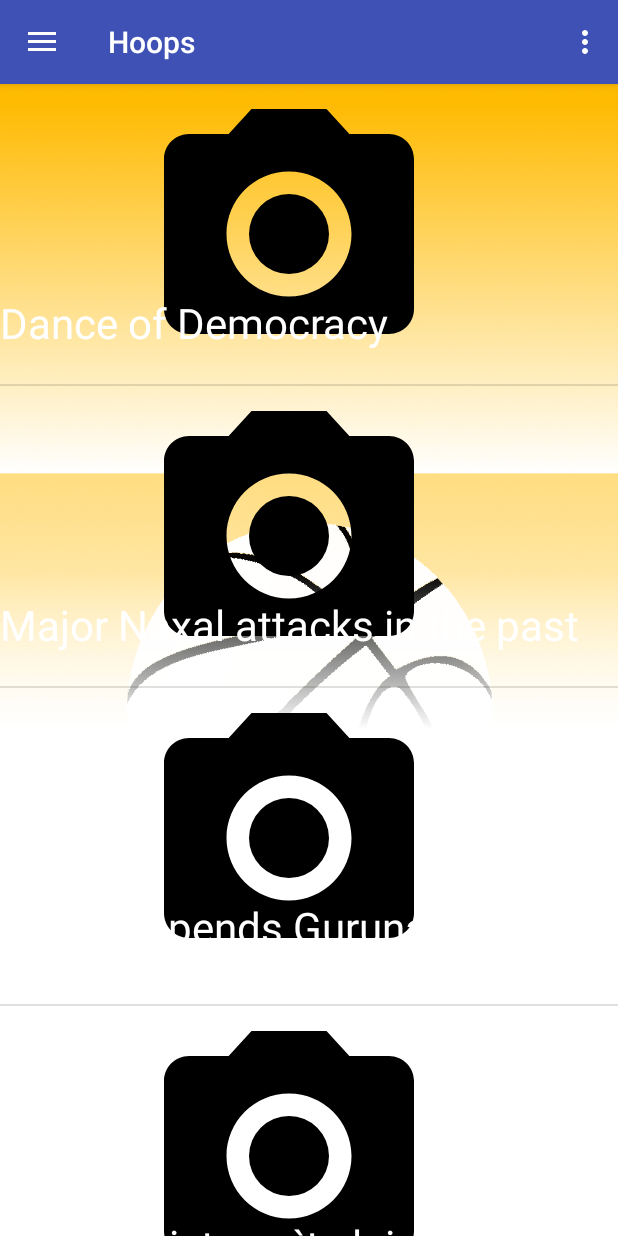
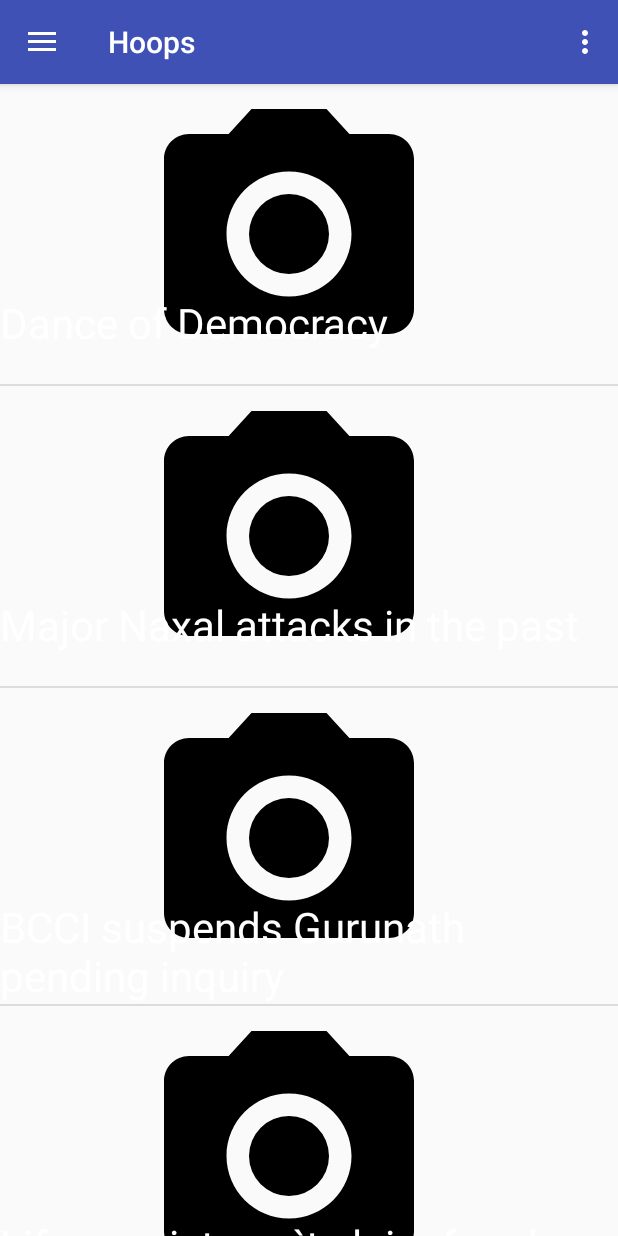
Before and after one commit to RalNeu/Project_Hoops, an Android app: the screen it shows after launch (MainActivity), on a phone screen of 412 x 824 dp. Run offline under Robolectric (Android 15) with nearby library versions, the phone set to English and light mode, and no system bars.

Commit message:
Johann Schlathauer

```diff
--- a/app/src/main/res/layout/content_main.xml
+++ b/app/src/main/res/layout/content_main.xml
@@ -13,14 +13,4 @@
     tools:context="ulm.hochschule.project_hoops.MainActivity"
     tools:showIn="@layout/app_bar_main">
 
-    <ImageView
-        android:layout_width="match_parent"
-        android:layout_height="match_parent"
-        android:id="@+id/imgv_test"
-        android:scaleType="center"
-        android:background="@drawable/testbackground"
-
-        android:layout_centerVertical="true"
-        android:layout_centerHorizontal="true" />
-
 </RelativeLayout>
--- a/app/src/main/res/layout/fragment_register.xml
+++ b/app/src/main/res/layout/fragment_register.xml
@@ -3,8 +3,7 @@
     android:orientation="vertical"
     android:layout_width="match_parent"
     android:layout_height="match_parent"
-    android:weightSum="1"
-    android:background="@drawable/testbackground">
+    android:weightSum="1">
 
     <Space
         android:layout_width="match_parent"
```
Also changed, not shown: app/src/main/java/ulm/hochschule/project_hoops/MainActivity.java (+6 -1 lines), app/src/main/java/ulm/hochschule/project_hoops/RegisterTab.java (+12 -3 lines), app/src/main/java/ulm/hochschule/project_hoops/SqlManager.java (+15 -50 lines).
